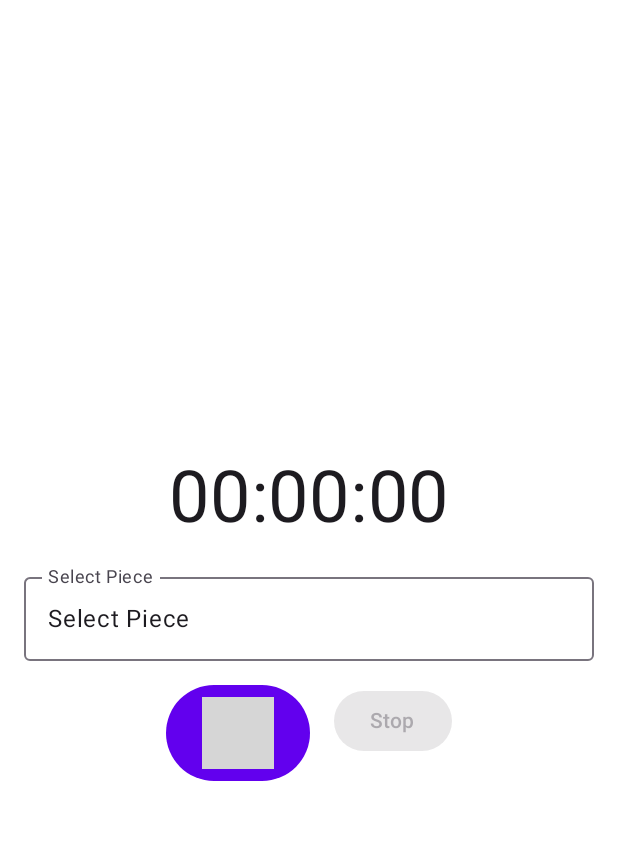
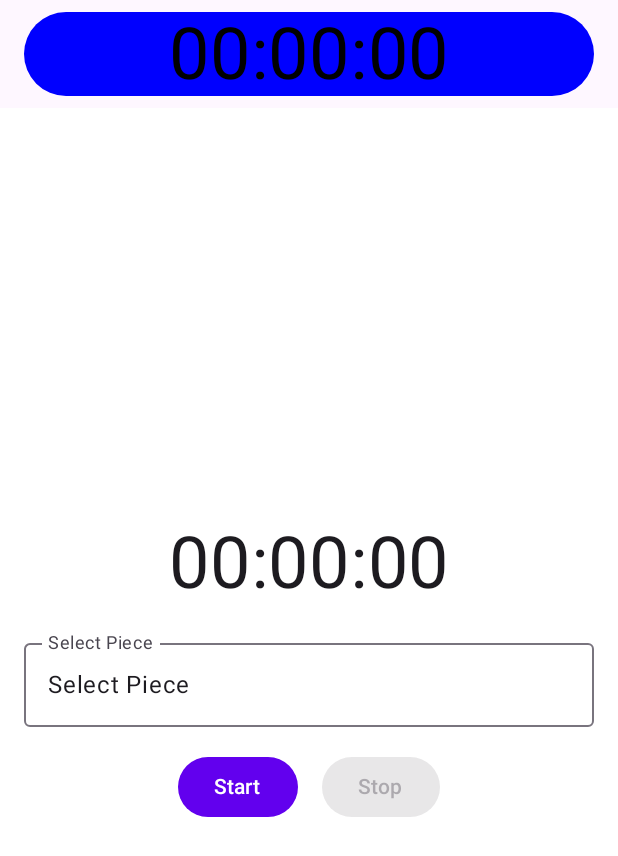
Before and after one commit to SantiagoMS03/practicepalsjetpack, an Android app built with Jetpack Compose: the StopwatchScreen screen opened through its navigation route, on a phone screen of 412 x 824 dp. Shown: the top 856 px of the screen. Run offline under Robolectric (Android 15) with nearby library versions, the phone set to English and light mode, and no system bars; our stand-ins replace Dagger/Hilt's generated code; grey boxes are pictures that could not be loaded.

Commit message:
edit piece screeen work in progress, not tested + bubble on top (bar) to navigate to stopwatch screem

```diff
--- a/app/src/main/java/com/zybooks/practicepals/MainActivity.kt
+++ b/app/src/main/java/com/zybooks/practicepals/MainActivity.kt
@@ -1,8 +1,10 @@
 package com.zybooks.practicepals
 
+import PracticeSessionBar
 import android.os.Bundle
 import androidx.activity.ComponentActivity
 import androidx.activity.compose.setContent
+import androidx.compose.foundation.layout.Column
 import androidx.compose.material3.MaterialTheme
 import androidx.compose.material3.Surface
 import androidx.compose.runtime.Composable
@@ -28,8 +30,11 @@
         super.onCreate(savedInstanceState)
         setContent {
             PracticePalsTheme {
-                Surface(color = MaterialTheme.colorScheme.background) {
-                    MainNavHost() // The navController is managed within MainNavHost
+                Column {
+                    PracticeSessionBar()
+                    Surface(color = MaterialTheme.colorScheme.background) {
+                        MainNavHost() // The navController is managed within MainNavHost
+                    }
                 }
             }
         }
--- a/app/src/main/java/com/zybooks/practicepals/ui/home/HomeScreen.kt
+++ b/app/src/main/java/com/zybooks/practicepals/ui/home/HomeScreen.kt
@@ -38,8 +38,22 @@
             Text("Go to Stopwatch")
         }
 
+        Spacer(modifier = Modifier.height(16.dp))
+
         Button(onClick = { navController.navigate("practice_bar_chart") }) { // New Button
             Text("View Practice Bar Chart")
+        }
+
+        Spacer(modifier = Modifier.height(16.dp))
+
+        Button(onClick = { navController.navigate("practice_bar_chart") }) { // New Button
+            Text("Clear Database")
+        }
+
+        Spacer(modifier = Modifier.height(16.dp))
+
+        Button(onClick = { navController.navigate("practice_bar_chart") }) { // New Button
+            Text("Seed Database")
         }
 
         // Add more buttons here for other screens
--- a/app/src/main/java/com/zybooks/practicepals/ui/stopwatch/StopwatchScreen.kt
+++ b/app/src/main/java/com/zybooks/practicepals/ui/stopwatch/StopwatchScreen.kt
@@ -20,6 +20,7 @@
     pieceViewModel: PieceViewModel = hiltViewModel()
 ) {
     val elapsedTime by stopwatchViewModel.elapsedTime.collectAsState()
+    val isRunning by stopwatchViewModel.isRunning.collectAsState() // Collect `isRunning` as state
 
     // Time formatting for display
     val minutes = (elapsedTime / 60000).toInt()
@@ -85,16 +86,16 @@
         Row(horizontalArrangement = Arrangement.spacedBy(16.dp)) {
             Button(
                 onClick = {
-                    if (stopwatchViewModel.isRunning()) stopwatchViewModel.pauseStopwatch()
+                    if (isRunning) stopwatchViewModel.pauseStopwatch()
                     else stopwatchViewModel.startStopwatch()
                 }
             ) {
-                Text(if (stopwatchViewModel.isRunning()) "Pause" else "Start")
+                Text(if (isRunning) "Pause" else "Start")
             }
 
             Button(
                 onClick = {
-                    if (stopwatchViewModel.isRunning()) stopwatchViewModel.pauseStopwatch()
+                    if (isRunning) stopwatchViewModel.pauseStopwatch()
                     if (selectedPieceId != null) showDialog = true  // Only open dialog if a piece is selected
                 },
                 enabled = selectedPieceId != null
```
